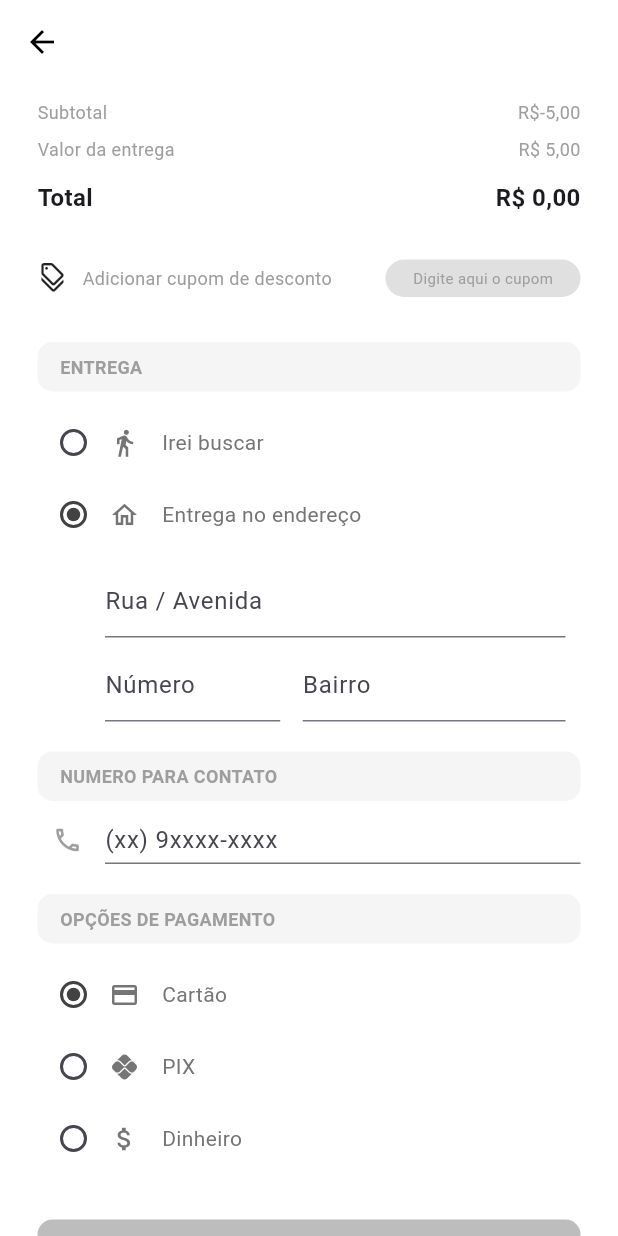
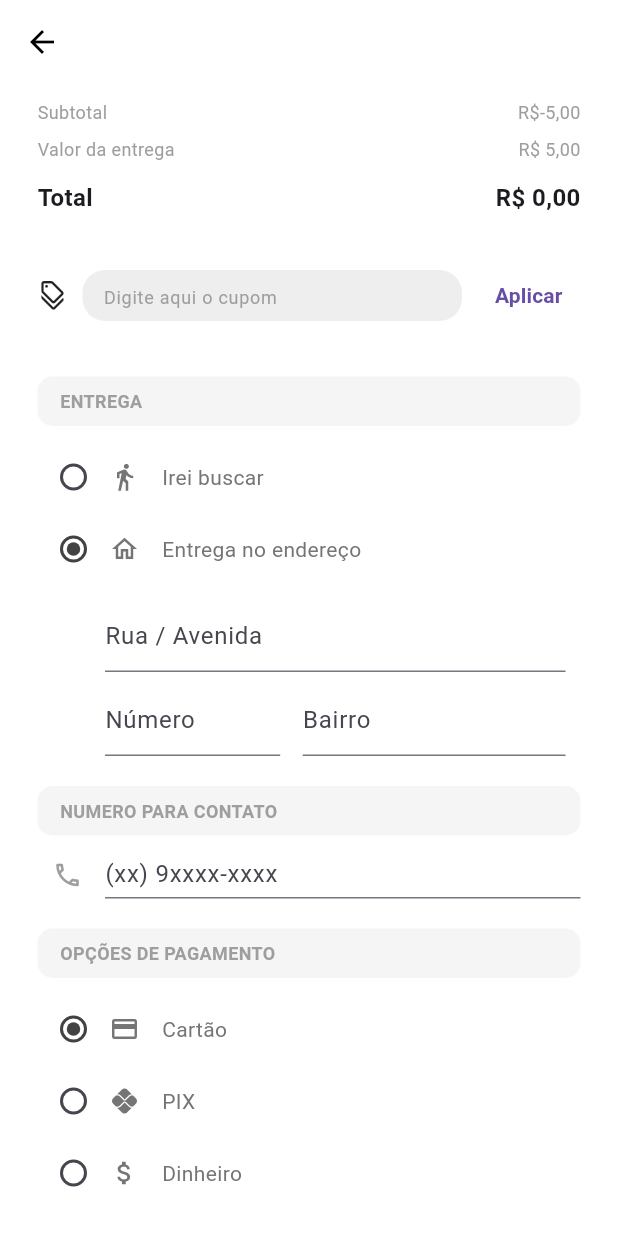
Before and after one commit to JoaoBrunoRezende20/Projeto-Conecta, a Flutter app: the TelaDadosEntrega screen opened directly with empty values, on a phone screen of 412 x 824 dp. Run offline on Flutter 3.47's test engine with Material 3 defaults, Android fonts, the phone set to English and light mode, and no system bars; our stand-ins replace cloud_firestore, firebase_auth, firebase_core, firebase_storage, image_picker, mask_text_input_formatter and 1 more; missing offline and left inert: gal; accounts and stored records are empty.

Commit message:
feat: cupons de desconto e lazy authentication

```diff
--- a/e_nosso/lib/telas/cliente/tela_finalizacao_compra.dart
+++ b/e_nosso/lib/telas/cliente/tela_finalizacao_compra.dart
@@ -6,6 +6,7 @@ import 'package:mask_text_input_formatter/mask_text_input_formatter.dart';
 import '../../services/carrinho_service.dart';
 import '../../repositories/pedido_repository.dart';
 import '../../repositories/produto_repository.dart';
+import '../../repositories/cupom_repository.dart';
 import 'package:shared_preferences/shared_preferences.dart';
 class TelaDadosEntrega extends StatefulWidget {
   final double valorTotal;
@@ -18,6 +19,7 @@ class TelaDadosEntrega extends StatefulWidget {
 class _TelaDadosEntregaState extends State<TelaDadosEntrega> {
   final PedidoRepository _pedidoRepository = PedidoRepository();
   final ProdutoRepository _produtoRepository = ProdutoRepository();
+  final CupomRepository _cupomRepository = CupomRepository();
   String _tipoEntrega = 'Entrega';
   String _metodoPagamento = 'Cartão';
 
@@ -36,12 +38,17 @@ class _TelaDadosEntregaState extends State<TelaDadosEntrega> {
   final _bairroController = TextEditingController();
   final _numeroController = TextEditingController();
   final _observacaoController = TextEditingController();
+  final _cupomController = TextEditingController();
+
+  double _descontoCupom = 0.0;
+  String _codigoCupomAplicado = "";
+  bool _validandoCupom = false;
 
   double get _subtotal =>
       widget.valorTotal -
       5.0; // Desconta a taxa padrão para exibir separadamente
   double get _taxaEntrega => _tipoEntrega == 'Irei buscar' ? 0.0 : 5.0;
-  double get _totalGeral => _subtotal + _taxaEntrega;
+  double get _totalGeral => _subtotal + _taxaEntrega - _descontoCupom;
 
   @override
   void initState() {
@@ -61,6 +68,7 @@ class _TelaDadosEntregaState extends State<TelaDadosEntrega> {
     _bairroController.dispose();
     _numeroController.dispose();
     _observacaoController.dispose();
+    _cupomController.dispose();
     super.dispose();
   }
 
@@ -135,6 +143,22 @@ class _TelaDadosEntregaState extends State<TelaDadosEntrega> {
                 ),
               ],
             ),
+            if (_descontoCupom > 0) ...[
+              const SizedBox(height: 8),
+              Row(
+                mainAxisAlignment: MainAxisAlignment.spaceBetween,
+                children: [
+                  const Text(
+                    "Desconto",
+                    style: TextStyle(color: Colors.green, fontSize: 12),
+                  ),
+                  Text(
+                    "- R\$ ${_descontoCupom.toStringAsFixed(2).replaceAll('.', ',')}",
+                    style: const TextStyle(color: Colors.green, fontSize: 12),
+                  ),
+                ],
+              ),
+            ],
             const SizedBox(height: 12),
             Row(
               mainAxisAlignment: MainAxisAlignment.spaceBetween,
@@ -159,29 +183,59 @@ class _TelaDadosEntregaState extends State<TelaDadosEntrega> {
               children: [
                 const Icon(Icons.discount_outlined, size: 20),
                 const SizedBox(width: 10),
-                const Expanded(
-                  child: Text(
-                    "Adicionar cupom de desconto",
-                    style: TextStyle(color: Colors.grey, fontSize: 12),
-                    overflow: TextOverflow.ellipsis,
+                Expanded(
+                  child: TextField(
+                    controller: _cupomController,
+                    decoration: InputDecoration(
+                      hintText: "Digite aqui o cupom",
+                      hintStyle: const TextStyle(color: Colors.grey, fontSize: 12),
+                      isDense: true,
+                      border: OutlineInputBorder(
+                        borderRadius: BorderRadius.circular(15),
+                        borderSide: BorderSide.none,
+                      ),
+                      filled: true,
+                      fillColor: Colors.grey[200],
+                      contentPadding: const EdgeInsets.symmetric(horizontal: 10, vertical: 5),
+                    ),
                   ),
                 ),
                 const SizedBox(width: 10),
-                Container(
-                  width: 130,
-                  height: 25,
-                  decoration: BoxDecoration(
-                    color: Colors.grey[300],
-                    borderRadius: BorderRadius.circular(15),
-                  ),
-                  alignment: Alignment.center,
-                  child: const Text(
-                    "Digite aqui o cupom",
-                    style: TextStyle(color: Colors.grey, fontSize: 10),
-                  ),
-                ),
+                _validandoCupom
+                    ? const SizedBox(width: 20, height: 20, child: CircularProgressIndicator(strokeWidth: 2))
+                    : TextButton(
+                        onPressed: _aplicarCupom,
+                        child: const Text("Aplicar", style: TextStyle(fontWeight: FontWeight.bold)),
+                      ),
               ],
             ),
+            if (_descontoCupom > 0)
+              Padding(
+                padding: const EdgeInsets.only(top: 8),
+                child: Row(
+                  children: [
+                    const Icon(Icons.check_circle, color: Colors.green, size: 16),
+                    const SizedBox(width: 5),
+                    Text(
+                      "Cupom $_codigoCupomAplicado aplicado! (- R\$ ${_descontoCupom.toStringAsFixed(2).replaceAll('.', ',')})",
+                      style: const TextStyle(color: Colors.green, fontSize: 12, fontWeight: FontWeight.bold),
+                    ),
+                    const Spacer(),
+                    IconButton(
+                      icon: const Icon(Icons.close, color: Colors.red, size: 16),
+                      onPressed: () {
+                        setState(() {
+                          _descontoCupom = 0.0;
+                          _codigoCupomAplicado = "";
+                          _cupomController.clear();
+                        });
+                      },
+                      padding: EdgeInsets.zero,
+                      constraints: const BoxConstraints(),
+                    )
+                  ],
+                ),
+              ),
             const SizedBox(height: 30),
 
             // --- ENTREGA ---
@@ -477,6 +531,50 @@ class _TelaDadosEntregaState extends State<TelaDadosEntrega> {
     );
   }
 
+  Future<void> _aplicarCupom() async {
+    final codigo = _cupomController.text.trim();
+    if (codigo.isEmpty) return;
+
+    setState(() {
+      _validandoCupom = true;
+    });
+
+    try {
+      final resultado = await _cupomRepository.validarCupom(codigo, _subtotal);
+      setState(() {
+        _descontoCupom = resultado!['desconto'];
+        _codigoCupomAplicado = resultado['codigo'];
+
+        if (_descontoCupom > _subtotal + _taxaEntrega) {
+          _descontoCupom = _subtotal + _taxaEntrega;
+        }
+      });
+      if (mounted) {
+        ScaffoldMessenger.of(context).showSnackBar(
+          SnackBar(
+            content: Text("Cupom aplicado com sucesso! Desconto de R\$ ${_descontoCupom.toStringAsFixed(2).replaceAll('.', ',')}."),
+            backgroundColor: Colors.green,
+          ),
+        );
+      }
+    } catch (e) {
+      if (mounted) {
+        ScaffoldMessenger.of(context).showSnackBar(
+          SnackBar(content: Text(e.toString().replaceAll('Exception: ', '')), backgroundColor: Colors.red),
+        );
+      }
+      setState(() {
+        _descontoCupom = 0.0;
+        _codigoCupomAplicado = "";
+        _cupomController.clear();
+      });
+    } finally {
+      setState(() {
+        _validandoCupom = false;
+      });
+    }
+  }
+
   Future<void> _finalizarPedido() async {
     if (_telefoneController.text.trim().length < 14) {
       ScaffoldMessenger.of(context).showSnackBar(
@@ -565,6 +663,10 @@ class _TelaDadosEntregaState extends State<TelaDadosEntrega> {
           'endereco': _tipoEntrega == 'Entrega' ? _enderecoCompleto : '',
         },
         'pagamento': <String, dynamic>{'metodo': _metodoPagamento},
+        'cupom': _codigoCupomAplicado.isNotEmpty ? {
+          'codigo': _codigoCupomAplicado,
+          'desconto': _descontoCupom,
+        } : null,
         'observacao': _observacao,
       };
 
```
Also changed, not shown: e_nosso/lib/repositories/cupom_repository.dart (added, +43 -0 lines), e_nosso/lib/telas/categorias/categoria_comidas.dart (+26 -6 lines), e_nosso/lib/telas/cliente/tela_carrinho.dart (+27 -3 lines), 1 other file.
